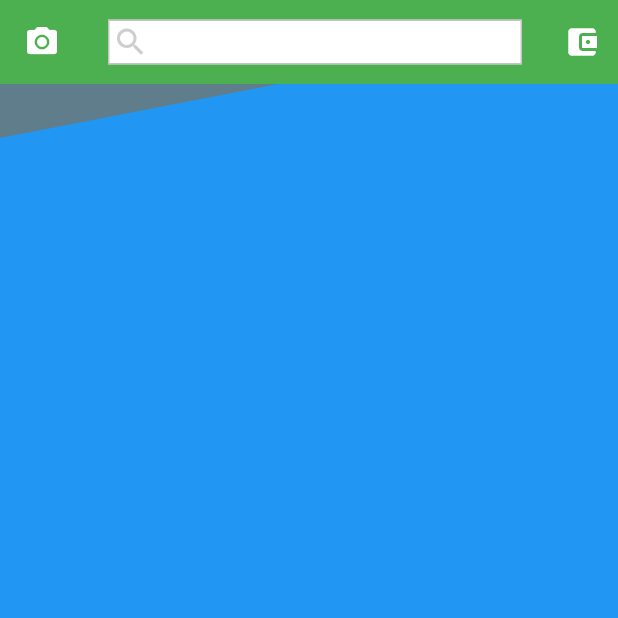
After one commit to affan14/my_flutter, a Flutter app: the CarrousselPage screen opened directly, scrolled down 148 dp, after a tap on the "camera alt" icon, on a phone screen of 412 x 824 dp, the top half of it. The commit adds this screen. Run offline on Flutter 3.47's test engine with Material 2 defaults, Android fonts, the phone set to English and light mode, and no system bars; our stand-ins replace bloc, dio, equatable, flutter_bloc, get_it, permission_handler and 2 more; accounts and stored records are empty; generated files the repository leaves out were written again; network calls fail; statements that could not run were skipped; project files that could hold a hidden picture were left out.

Commit message:
carousel using bloc

```diff
--- a/lib/config/routes.dart
+++ b/lib/config/routes.dart
@@ -3,6 +3,7 @@ import 'package:flutter/widgets.dart';
 import 'package:my_flutter/constants/navigations.dart';
 import 'package:my_flutter/home.dart';
 import 'package:my_flutter/pages/carroussel.dart';
+import 'package:my_flutter/pages/carroussel/index.dart';
 import 'package:my_flutter/splash.dart';
 
 Route generateRoutes(RouteSettings settings) {
@@ -11,6 +12,8 @@ Route generateRoutes(RouteSettings settings) {
       return buildRoute(settings, HomePage());
     case AppRoutes.CARROUSSEL:
       return buildRoute(settings, Carroussel());
+    case AppRoutes.CARROUSSEL + "_":
+      return buildRoute(settings, CarrousselPage());
     default:
       return buildRoute(settings, Splash());
   }
--- a/lib/constants/env.dart
+++ b/lib/constants/env.dart
@@ -3,4 +3,5 @@ class Env {
   static const String BASE_URL = 'http://google.com';
   static const String API_URL = '$BASE_URL/api';
   static const String TOKEN_KEY = 'X-API-KEY';
+  static const String PIXABAY_API_KEY = '12779955-156ce36ba46f0a34049c1e1c6';
 }
--- a/lib/home.dart
+++ b/lib/home.dart
@@ -1,7 +1,7 @@
 import 'package:flutter/material.dart';
 import 'package:my_flutter/constants/colors.dart';
 import 'package:my_flutter/constants/navigations.dart';
-import 'package:my_flutter/model/drawerItem.dart';
+import 'package:my_flutter/models/drawerItem.dart';
 
 class HomePage extends StatefulWidget {
   HomePage({Key key}) : super(key: key);
@@ -15,6 +15,8 @@ class _HomePageState extends State<HomePage> {
     new MenuItem("Beranda", Icons.home, route: AppRoutes.HOME),
     new MenuItem("Carroussel", Icons.album,
         route: AppRoutes.CARROUSSEL),
+    new MenuItem("Carroussel Bloc", Icons.album,
+        route: AppRoutes.CARROUSSEL+"_"),
   ];
 
   List<Widget> _buildSection(
--- /dev/null
+++ b/lib/models/pixabayImage.dart
@@ -0,0 +1,59 @@
+import 'package:json_annotation/json_annotation.dart';
+
+part 'pixabayImage.g.dart';
+
+// class PixabayHits {}
+
+@JsonSerializable(nullable: false)
+class PixabayImage {
+  String largeImageURL;
+  int webformatHeight;
+  int webformatWidth;
+  int likes;
+  int imageWidth;
+  int id;
+  int userid;
+  int views;
+  int comments;
+  String pageURL;
+  int imageHeight;
+  String webformatURL;
+  String type;
+  int previewHeight;
+  String tags;
+  int downloads;
+  String user;
+  int favorites;
+  int imageSize;
+  int previewWidth;
+  String userImageURL;
+  String previewURL;
+
+  PixabayImage(
+      {this.largeImageURL,
+      this.webformatHeight,
+      this.webformatWidth,
+      this.likes,
+      this.imageWidth,
+      this.id,
+      this.userid,
+      this.views,
+      this.comments,
+      this.pageURL,
+      this.imageHeight,
+      this.webformatURL,
+      this.type,
+      this.previewHeight,
+      this.tags,
+      this.downloads,
+      this.user,
+      this.favorites,
+      this.imageSize,
+      this.previewWidth,
+      this.userImageURL,
+      this.previewURL});
+
+  factory PixabayImage.fromJson(Map<String, dynamic> json) =>
+      _$PixabayImageFromJson(json);
+  Map<String, dynamic> toJson() => _$PixabayImageToJson(this);
+}
--- /dev/null
+++ b/lib/pages/carroussel/carroussel_bloc.dart
@@ -0,0 +1,36 @@
+import 'dart:async';
+import 'package:bloc/bloc.dart';
+import 'package:flutter/widgets.dart';
+import 'package:my_flutter/pages/carroussel/index.dart';
+import 'package:my_flutter/repositories/carrousselRepository.dart';
+
+class CarrousselBloc extends Bloc<CarrousselEvent, CarrousselState> {
+  final CarrousselRepository carrousselRepository;
+  static final CarrousselBloc _carrousselBlocSingleton =
+      new CarrousselBloc._internal(
+          carrousselRepository: CarrousselRepository());
+  factory CarrousselBloc() {
+    return _carrousselBlocSingleton;
+  }
+  CarrousselBloc._internal({@required this.carrousselRepository});
+
+  CarrousselState get initialState => new CarrousselLoading();
+
+  @override
+  Stream<CarrousselState> mapEventToState(CarrousselEvent currentEvent) async* {
+    yield* _mapLoadCarrousselToState();
+  }
+
+  Stream<CarrousselState> _mapLoadCarrousselToState() async* {
+    try {
+      final hits = await carrousselRepository.fetchAllImage();
+      print(hits.totalHits);
+      print(hits.hits[0].webformatURL);
+      yield CarrousselLoaded(
+        hits.hits,
+      );
+    } catch (_) {
+      yield CarrousselNotLoaded();
+    }
+  }
+}
--- /dev/null
+++ b/lib/pages/carroussel/carroussel_event.dart
@@ -0,0 +1,12 @@
+import 'package:equatable/equatable.dart';
+import 'package:meta/meta.dart';
+
+@immutable
+abstract class CarrousselEvent extends Equatable {
+  CarrousselEvent([List props = const []]) : super(props);
+}
+
+class LoadCarrousselEvent extends CarrousselEvent {
+  @override
+  String toString() => 'LoadCarrousselEvent';
+}
--- /dev/null
+++ b/lib/pages/carroussel/carroussel_page.dart
@@ -0,0 +1,194 @@
+import 'package:flutter/material.dart';
+import 'package:flutter_bloc/flutter_bloc.dart';
+import 'package:my_flutter/widget/carousel.dart';
+import 'package:my_flutter/widget/clipper/diagonal_clipper.dart';
+
+import 'carroussel_bloc.dart';
+import 'carroussel_event.dart';
+import 'carroussel_state.dart';
+
+class CarrousselPage extends StatefulWidget {
+  static const String routeName = "/carroussel";
+
+  @override
+  _CarrousselPageState createState() => _CarrousselPageState();
+}
+
+class _CarrousselPageState extends State<CarrousselPage> {
+  CarrousselBloc _carrousselBloc = CarrousselBloc();
+  ScrollController _scrollController = ScrollController();
+  double _opacity = 0.0;
+  double _appBarHeight = 100.0;
+  var height;
+  var width;
+
+  _CarrousselPageState() : _carrousselBloc = CarrousselBloc();
+
+  @override
+  initState() {
+    _scrollController.addListener(() {
+      if (_scrollController.offset >= _appBarHeight)
+        setState(() {
+          _opacity = 1.0;
+        });
+      else
+        setState(() {
+          _opacity = 0.0 + (_scrollController.offset / _appBarHeight * 1.0);
+        });
+    });
+    super.initState();
+    this._carrousselBloc.dispatch(LoadCarrousselEvent());
+  }
+
+  void _onSliderChanged(int index) {
+    print('index now is $index');
+  }
+
+  Widget _buildAppBar() {
+    return Positioned(
+      top: 0.0,
+      left: 0.0,
+      right: 0.0,
+      child: AppBar(
+        leading: IconButton(
+          icon: Icon(
+            Icons.camera_alt,
+            color: Colors.white,
+          ),
+          onPressed: () {
+            print('home pressed');
+          },
+        ),
+        title: Align(
+            alignment: Alignment.centerLeft,
+            child: InkWell(
+              child: Container(
+                padding: EdgeInsets.all(0),
+                margin: EdgeInsets.all(0),
+                width: width * .7,
+                height: 30,
+                decoration: BoxDecoration(
+                    color: Colors.white,
+                    border: Border.all(color: Colors.grey.withOpacity(.6))),
+                child: Align(
+                  alignment: Alignment.centerLeft,
+                  child: Padding(
+                    padding: EdgeInsets.all(2.0),
+                    child: Icon(
+                      Icons.search,
+                      color: Colors.grey.withOpacity(0.5),
+                    ),
+                  ),
+                ),
+              ),
+              onTap: () {
+                print('search tapped');
+              },
+            )),
+        actions: <Widget>[
+          IconButton(
+            icon: Icon(
+              Icons.account_balance_wallet,
+              color: Colors.white,
+            ),
+            onPressed: () {
+              print('wallet pressed');
+            },
+          ),
+        ],
+        backgroundColor: Colors.green.withOpacity(_opacity),
+        elevation: 0.0,
+      ),
+    );
+  }
+
+  Widget _buildSlider() {
+    return BlocBuilder<CarrousselEvent, CarrousselState>(
+      bloc: _carrousselBloc,
+      builder: (
+        BuildContext context,
+        CarrousselState currentState,
+      ) {
+        if (currentState is CarrousselLoading) {
+          return Center(
+            child: CircularProgressIndicator(),
+          );
+        }
+        if (currentState is CarrousselNotLoaded) {
+          return new Container(
+              child: new Center(
+            child: new Text('Error'),
+          ));
+        }
+        return Carousel(
+          items: (currentState as CarrousselLoaded).pixabayImages
+              .map((img) => Container(
+                    margin: EdgeInsets.only(left: 15, right: 15),
+                    child: Image.network(
+                      img.webformatURL,
+                      width: width,
+                      fit: BoxFit.cover,
+                    ),
+                  ))
+              .toList(),
+          autoPlay: true,
+          viewportFraction: 1.0,
+          height: 120,
+          onPageChanged: _onSliderChanged,
+          withIndicator: true,
+        );
+      },
+    );
+  }
+
+  Widget _buildBody() {
+    return SizedBox(
+      height: height,
+    );
+  }
+
+  @override
+  dispose() {
+    super.dispose();
+  }
+
+  @override
+  Widget build(BuildContext context) {
+    height = MediaQuery.of(context).size.height;
+    width = MediaQuery.of(context).size.width;
+    return Scaffold(
+        body: Stack(
+      children: <Widget>[
+        SingleChildScrollView(
+          controller: _scrollController,
+          child: Container(
+            color: Colors.blue,
+            child: Stack(
+              children: <Widget>[
+                ClipPath(
+                  clipper: DiagonalClipper(),
+                  clipBehavior: Clip.antiAliasWithSaveLayer,
+                  child: Container(
+                    color: Colors.blueGrey,
+                    width: width,
+                    height: 250,
+                  ),
+                ),
+                Column(
+                  children: <Widget>[
+                    SizedBox(
+                      height: 100.0,
+                    ),
+                    _buildSlider(),
+                    _buildBody()
+                  ],
+                )
+              ],
+            ),
+          ),
+        ),
+        _buildAppBar(),
+      ],
+    ));
+  }
+}
--- /dev/null
+++ b/lib/pages/carroussel/carroussel_state.dart
@@ -0,0 +1,27 @@
+import 'package:equatable/equatable.dart';
+import 'package:meta/meta.dart';
+import 'package:my_flutter/models/pixabayImage.dart';
+
+@immutable
+abstract class CarrousselState extends Equatable {
+  CarrousselState([List props]) : super(props);
+}
+
+class CarrousselLoading extends CarrousselState {
+  @override
+  String toString() => 'CarrousselLoading';
+}
+
+class CarrousselLoaded extends CarrousselState {
+  final List<PixabayImage> pixabayImages;
+
+  CarrousselLoaded([this.pixabayImages = const []]);
+
+  @override
+  String toString() => 'CarrousselLoaded';
+}
+
+class CarrousselNotLoaded extends CarrousselState {
+  @override
+  String toString() => 'CarrousselNotLoaded';
+}
--- /dev/null
+++ b/lib/pages/carroussel/index.dart
@@ -0,0 +1,5 @@
+export 'carroussel_bloc.dart';
+export 'carroussel_event.dart';
+export 'carroussel_page.dart';
+export 'carroussel_screen.dart';
+export 'carroussel_state.dart';
--- /dev/null
+++ b/lib/providers/pixabayApiProvider.dart
@@ -0,0 +1,31 @@
+import 'package:dio/dio.dart';
+import 'package:my_flutter/constants/env.dart';
+import 'package:my_flutter/models/pixabayHits.dart';
+
+class PixabayApiProvider {
+  Dio client;
+
+  PixabayApiProvider() {
+    client = Dio()
+      ..options.baseUrl = 'https://pixabay.com'
+      ..options.connectTimeout = 5000
+      ..options.receiveTimeout
+      ..options.headers = {'Content-Type': 'application/json; charset=utf-8'};
+  }
+
+  Future<PixabayHits> fetchImageList() async {
+    final response = await client.get('/api/', queryParameters: {
+      'key': Env.PIXABAY_API_KEY,
+      'lang': 'id',
+      'image_type': 'all',
+      'orientation': 'horizontal',
+      'catagory': 'nature',
+      'per_page': 5
+    });
+    print(response.data.toString());
+    if (response.statusCode == 200)
+      return PixabayHits.fromJson(response.data);
+    else
+      throw Exception('Failed to load data');
+  }
+}
--- /dev/null
+++ b/lib/repositories/carrousselRepository.dart
@@ -0,0 +1,8 @@
+import 'package:my_flutter/models/pixabayHits.dart';
+import 'package:my_flutter/providers/pixabayApiProvider.dart';
+
+class CarrousselRepository {
+  final _pixabayApiProvider = PixabayApiProvider();
+
+  Future<PixabayHits> fetchAllImage() => _pixabayApiProvider.fetchImageList();
+}
--- a/lib/services/web.client.dart
+++ b/lib/services/web.client.dart
@@ -29,7 +29,7 @@ class WebClient {
       var token = prefs.getString(Env.TOKEN_KEY);
 
       if (token != null) {
-        options.headers.putIfAbsent('Authorization', () => token);
+        options.headers.putIfAbsent('X-API-KEY', () => token);
       }
 
       return options;
@@ -72,4 +72,4 @@ class WebClient {
   }
 }
 
-final WebClient http = new WebClient();
+final WebClient httpClient = new WebClient();
--- a/lib/widget/carousel.dart
+++ b/lib/widget/carousel.dart
@@ -123,7 +123,7 @@ class _CarouselState extends State<Carousel> with TickerProviderStateMixin {
 
   Widget circleBar(bool isActive) {
     return AnimatedContainer(
-      duration: Duration(milliseconds: 150),
+      duration: Duration(milliseconds: 250),
       margin: EdgeInsets.symmetric(horizontal: 5),
       height: isActive ? 5 : 5,
       width: isActive ? 20 : 5,
--- a/pubspec.yaml
+++ b/pubspec.yaml
@@ -19,6 +19,8 @@ environment:
 dependencies:
   flutter:
     sdk: flutter
+  flutter_bloc: ^0.17.0
+  equatable: ^0.2.6
 
   # The following adds the Cupertino Icons font to your application.
   # Use with the CupertinoIcons class for iOS style icons.
```
Also changed, not shown: lib/models/pixabayHits.dart (added, +14 -0 lines), lib/pages/carroussel/carroussel_screen.dart (added, +63 -0 lines), lib/models/drawerItem.dart (renamed from lib/model/drawerItem.dart), lib/models/pixabayHits.g.dart (added), lib/models/pixabayImage.g.dart (added), pubspec.lock, 1 other file.
